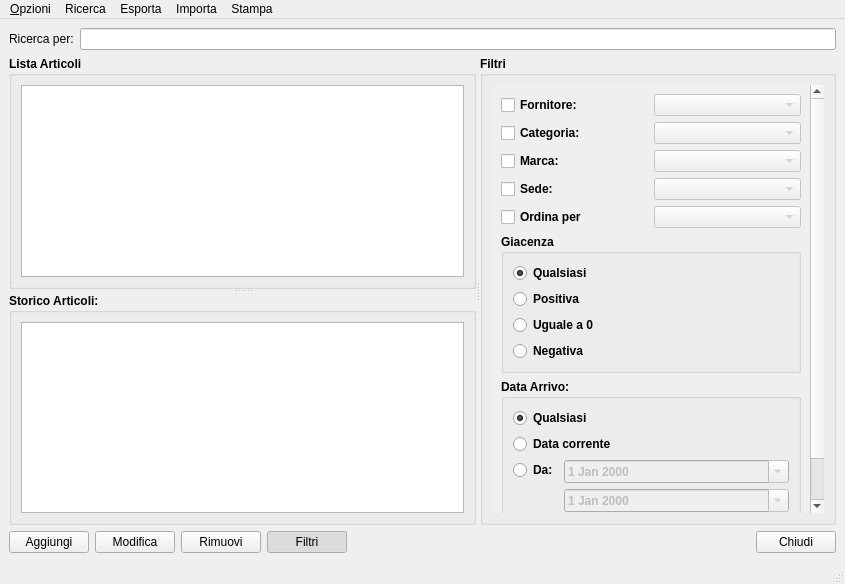
Old version of the form moduleMagazzino/magazzinowindow.ui in the repository kvsd/Gestionale.
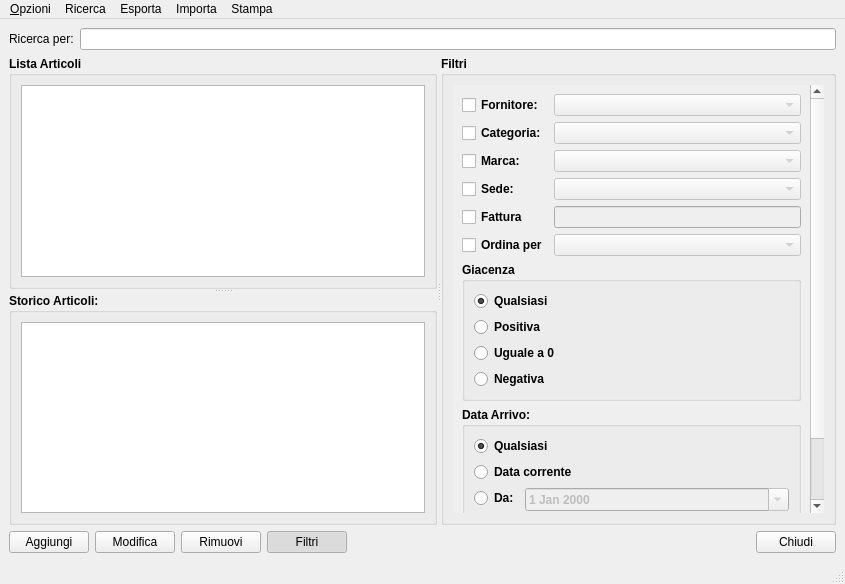
New version of the form.

Commit message: Aggiunto il filtro fattura in MagazzinoWindow.

Diff of the .ui file:
```diff
--- a/moduleMagazzino/magazzinowindow.ui
+++ b/moduleMagazzino/magazzinowindow.ui
@@ -160,8 +160,8 @@
             <rect>
              <x>0</x>
              <y>0</y>
-             <width>336</width>
-             <height>490</height>
+             <width>371</width>
+             <height>518</height>
             </rect>
            </property>
            <layout class="QVBoxLayout" name="verticalLayout_4">
@@ -226,7 +226,7 @@
                 </property>
                </widget>
               </item>
-              <item row="6" column="0" colspan="2">
+              <item row="7" column="0" colspan="2">
                <widget class="QGroupBox" name="groupBox_4">
                 <property name="title">
                  <string>Data Arrivo:</string>
@@ -292,21 +292,21 @@
                 </layout>
                </widget>
               </item>
-              <item row="4" column="0">
+              <item row="5" column="0">
                <widget class="QCheckBox" name="orderEnabler">
                 <property name="text">
                  <string>Ordina per</string>
                 </property>
                </widget>
               </item>
-              <item row="4" column="1">
+              <item row="5" column="1">
                <widget class="QComboBox" name="orderbyComboBox">
                 <property name="enabled">
                  <bool>false</bool>
                 </property>
                </widget>
               </item>
-              <item row="5" column="0" colspan="2">
+              <item row="6" column="0" colspan="2">
                <widget class="QGroupBox" name="groupBox_5">
                 <property name="title">
                  <string>Giacenza</string>
@@ -358,6 +358,20 @@
                 </layout>
                </widget>
               </item>
+              <item row="4" column="0">
+               <widget class="QCheckBox" name="fatturaEnabler">
+                <property name="text">
+                 <string>Fattura</string>
+                </property>
+               </widget>
+              </item>
+              <item row="4" column="1">
+               <widget class="QLineEdit" name="fatturaLineEdit">
+                <property name="enabled">
+                 <bool>false</bool>
+                </property>
+               </widget>
+              </item>
              </layout>
             </item>
             <item>
```
Left out of the diff: 142 changed lines with no effect on the pictures. The commit also changes 1 other file.
